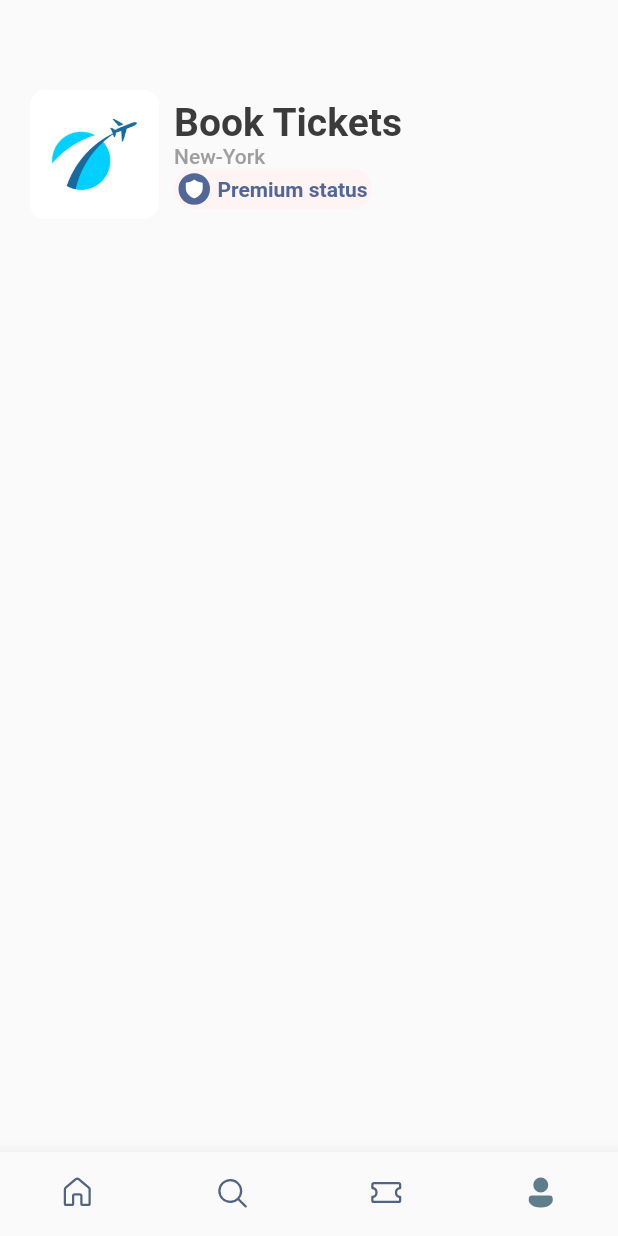
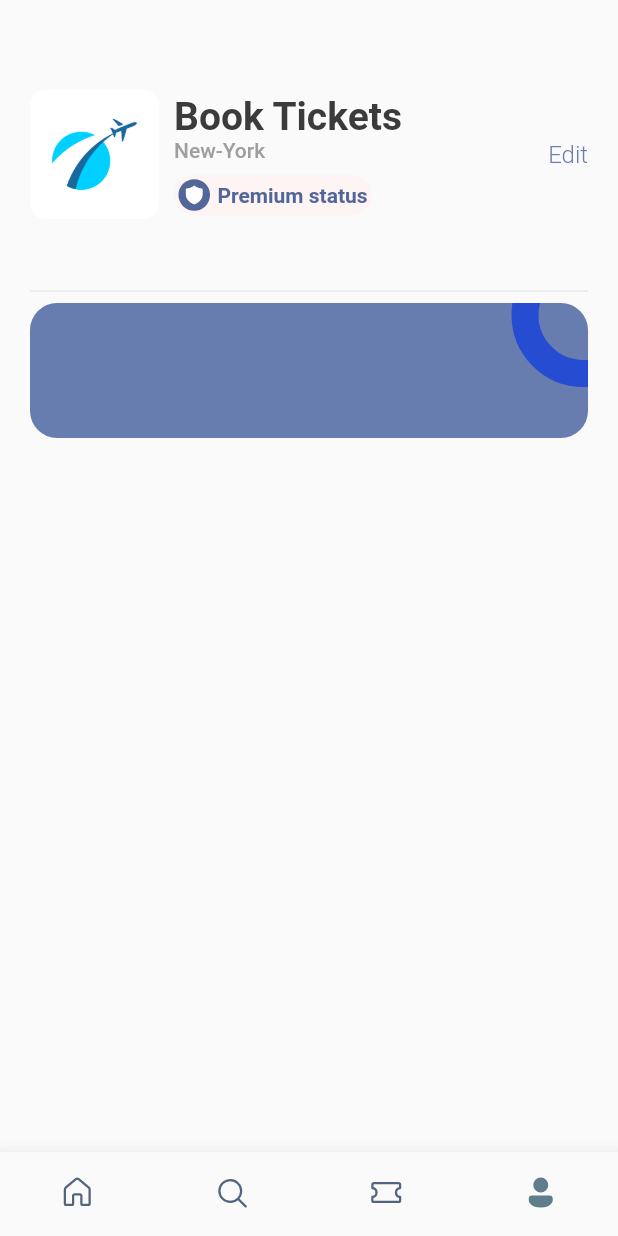
Before and after one commit to Deonorla/Book_Ticket, a Flutter app: the screen it shows after launch, item 4 of the bottom bar chosen, on a phone screen of 412 x 824 dp. Run offline on Flutter 3.47's test engine with Material 2 defaults, Android fonts, the phone set to English and light mode, and no system bars; our stand-ins replace barcode_widget, fluentui_icons, gap, get.

Commit message:
[Added Edit button ]

```diff
--- a/lib/screens/profile_screen.dart
+++ b/lib/screens/profile_screen.dart
@@ -16,6 +16,7 @@ class  ProfileScreen extends StatelessWidget {
           children:[
             Gap(AppLayout.getHeight(40)),
             Row(
+              crossAxisAlignment: CrossAxisAlignment.center ,
               children: [
                 Container (
                   width: AppLayout.getWidth(86),
@@ -38,6 +39,7 @@ class  ProfileScreen extends StatelessWidget {
                       fontSize: 14, fontWeight: FontWeight.w500, color: Colors.grey.shade500
                     ),
                     ),
+                    Gap(AppLayout.getHeight(8)),
                     Container(
                       decoration: BoxDecoration(
                         borderRadius: BorderRadius.circular(AppLayout.getHeight(100)),
@@ -53,7 +55,6 @@ class  ProfileScreen extends StatelessWidget {
                             color: Color(0xFF526799),
                           ),
                             child: const Icon(FluentSystemIcons.ic_fluent_shield_filled, color: Colors.white, size: 15,),
-
                           ),
                           Gap(AppLayout.getHeight(5)),
                           const Text('Premium status', style: TextStyle(
@@ -64,10 +65,49 @@ class  ProfileScreen extends StatelessWidget {
                       ),
                     )
                   ],
+                ),
+                const Spacer(),
+                Column(
+                  children: [
+                    InkWell(
+                        onTap: ()=> {
+                          print('You are tapped')
+                        },
+                        child: Text('Edit', style: Styles.textStyle.copyWith(color: Styles.primaryColor, fontWeight: FontWeight.w300),))
+                  ],
+                )
+              ],
+            ),
+            Gap(AppLayout.getHeight(40)),
+            Divider(color: Colors.grey.shade300,),
+            Stack(
+              children: [
+                Container(
+                  height: AppLayout.getHeight(90),
+                  width: double.infinity,
+                  decoration: BoxDecoration(
+                    color: Styles.primaryColor,
+                    borderRadius: BorderRadius.circular(AppLayout.getHeight(18))
+                  ),
+                ),
+                Positioned (
+                  top: -40,
+                  right: -45,
+                  child: Container(
+                  padding: EdgeInsets.all(AppLayout.getHeight(30)),
+                  decoration: BoxDecoration(
+                    color: Colors.transparent,
+                      shape: BoxShape.circle,
+                      border: Border.all(width: 18, color: Color(0xFF264CD2))
+                  ),
+                ),
+                ),
+                Row(
+                  children: [],
+
                 )
               ],
             )
-
           ]
       ),
 
```
